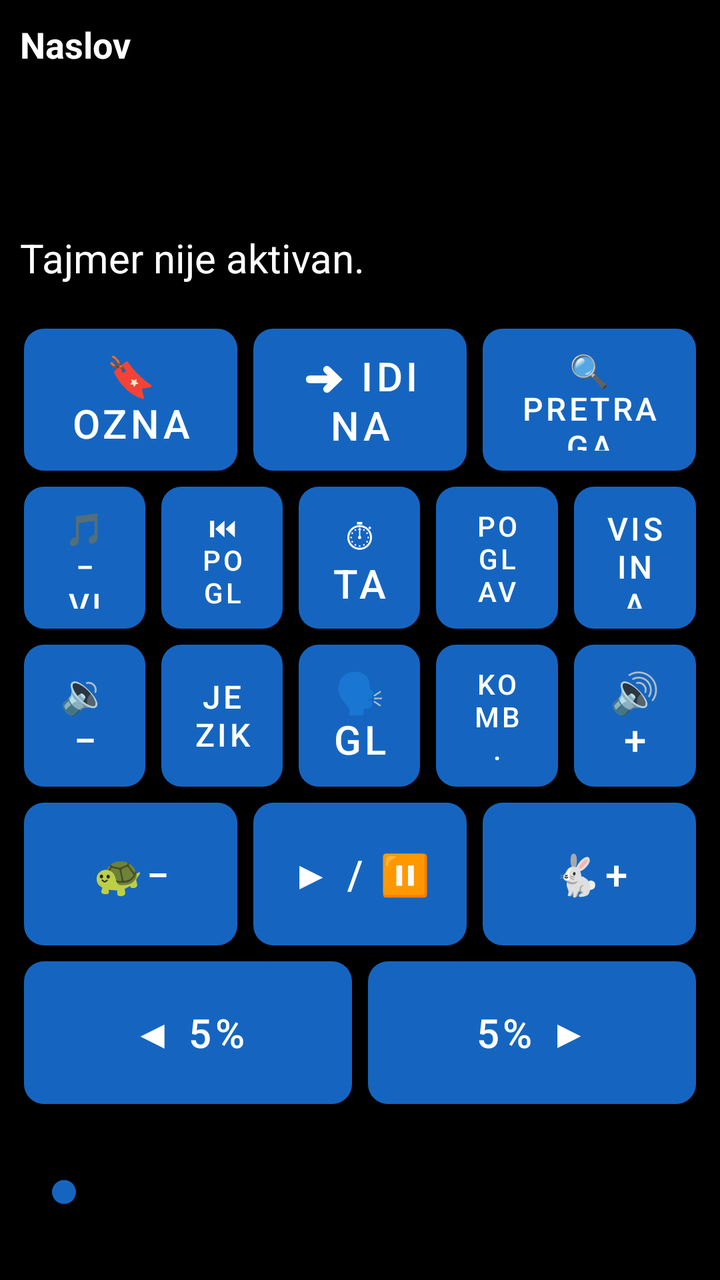
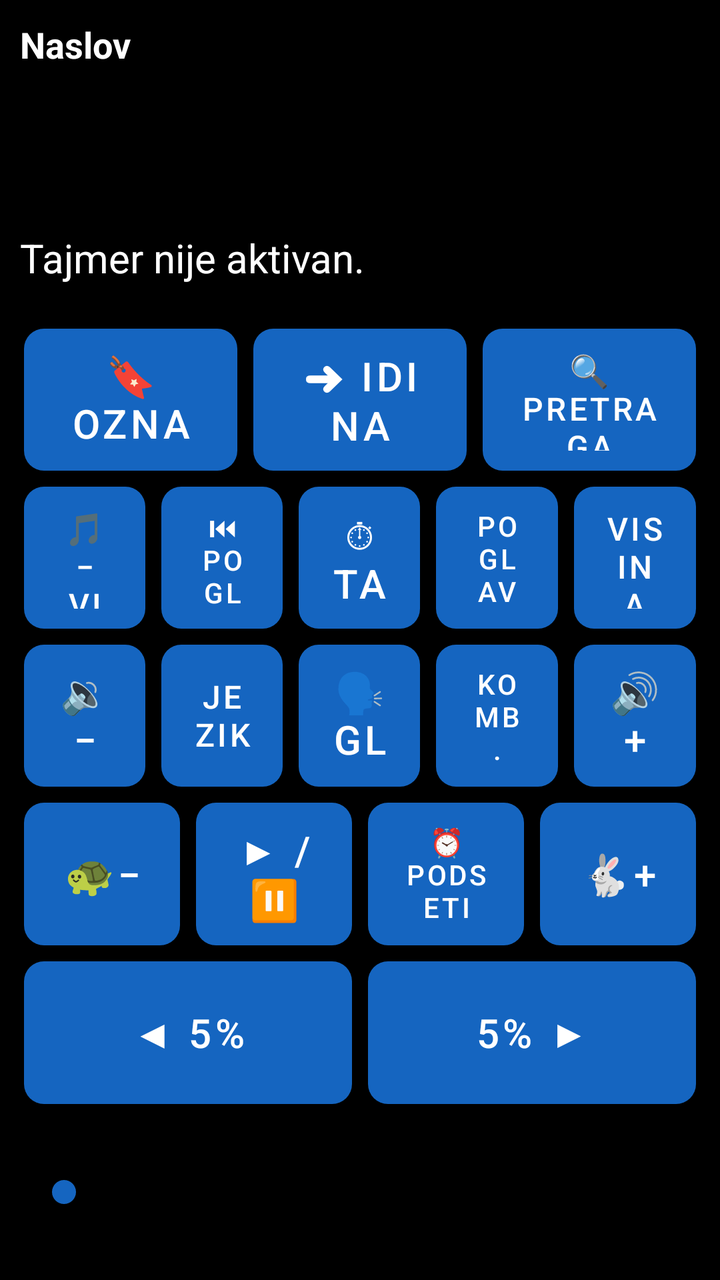

Before-and-after screenshots of an Android layout around one commit, followed by the original layout XML and the change that was made.
<!-- AndroidManifest.xml: application theme Theme.RecPoRec -->
<!-- res/layout/activity_reader.xml -->
<?xml version="1.0" encoding="utf-8"?>
<LinearLayout xmlns:android="http://schemas.android.com/apk/res/android"
    android:layout_width="match_parent"
    android:layout_height="match_parent"
    android:orientation="vertical"
    android:fitsSystemWindows="true"
    android:background="@color/background">

    
    <LinearLayout
        android:layout_width="match_parent"
        android:layout_height="wrap_content"
        android:orientation="vertical"
        android:padding="10dp">

        <TextView
            android:id="@+id/textDocTitle"
            android:layout_width="match_parent"
            android:layout_height="wrap_content"
            android:textSize="18sp"
            android:textStyle="bold"
            android:textColor="@color/text_primary"
            android:maxLines="1"
            android:ellipsize="end"
            android:text="Naslov" />

        <TextView
            android:id="@+id/textPages"
            android:layout_width="match_parent"
            android:layout_height="wrap_content"
            android:textSize="20sp"
            android:textColor="@color/text_primary"
            android:accessibilityLiveRegion="polite" />

        <TextView
            android:id="@+id/textElapsed"
            android:layout_width="match_parent"
            android:layout_height="wrap_content"
            android:textSize="20sp"
            android:textColor="@color/text_primary" />

        <TextView
            android:id="@+id/textRemaining"
            android:layout_width="match_parent"
            android:layout_height="wrap_content"
            android:textSize="20sp"
            android:textColor="@color/text_primary" />

        <TextView
            android:id="@+id/textTimerStatus"
            android:layout_width="match_parent"
            android:layout_height="wrap_content"
            android:textSize="20sp"
            android:textColor="@color/text_primary"
            android:text="Tajmer nije aktivan." />
    </LinearLayout>

    
    <LinearLayout
        android:layout_width="match_parent"
        android:layout_height="0dp"
        android:layout_weight="1"
        android:orientation="vertical"
        android:padding="8dp">

        
        <LinearLayout
            android:layout_width="match_parent"
            android:layout_height="0dp"
            android:layout_weight="1"
            android:orientation="horizontal">

            <Button android:id="@+id/btnBookmarks" style="@style/KeyButton"
                android:backgroundTint="@color/btn_goto_page"
                android:contentDescription="Oznake - dodaj, ukloni ili ukloni sve oznake u ovom dokumentu"
                android:text="🔖 Oznake" />

            <Button android:id="@+id/btnGoTo" style="@style/KeyButton"
                android:backgroundTint="@color/btn_goto_page"
                android:contentDescription="Idi na stranicu, minut ili oznaku"
                android:text="➜ Idi na" />

            <Button android:id="@+id/btnSearchText" style="@style/KeyButton"
                android:backgroundTint="@color/btn_goto_page"
                android:contentDescription="Pretraži tekst dokumenta"
                android:textSize="16sp"
                android:text="🔍 Pretraga" />
        </LinearLayout>

        
        <LinearLayout
            android:layout_width="match_parent"
            android:layout_height="0dp"
            android:layout_weight="1"
            android:orientation="horizontal">

            <Button android:id="@+id/btnPitchDown" style="@style/KeyButton"
                android:backgroundTint="@color/btn_pitch"
                android:contentDescription="Smanji visinu glasa"
                android:textSize="16sp"
                android:text="🎵− Visina" />

            <Button android:id="@+id/btnPrevChapter" style="@style/KeyButton"
                android:backgroundTint="@color/btn_chapter"
                android:contentDescription="@string/btn_prev_chapter"
                android:textSize="14sp"
                android:text="⏮ Poglavlje" />

            <Button android:id="@+id/btnTimer" style="@style/KeyButton"
                android:backgroundTint="@color/btn_timer"
                android:contentDescription="@string/btn_timer"
                android:text="⏱ Tajmer" />

            <Button android:id="@+id/btnNextChapter" style="@style/KeyButton"
                android:backgroundTint="@color/btn_chapter"
                android:contentDescription="@string/btn_next_chapter"
                android:textSize="14sp"
                android:text="Poglavlje ⏭" />

            <Button android:id="@+id/btnPitchUp" style="@style/KeyButton"
                android:backgroundTint="@color/btn_pitch"
                android:contentDescription="Povećaj visinu glasa"
                android:textSize="16sp"
                android:text="Visina 🎵+" />
        </LinearLayout>

        
        <LinearLayout
            android:layout_width="match_parent"
            android:layout_height="0dp"
            android:layout_weight="1"
            android:orientation="horizontal">

            <Button android:id="@+id/btnVolDown" style="@style/KeyButton"
                android:backgroundTint="@color/btn_volume"
                android:contentDescription="@string/btn_vol_down"
                android:text="🔉−" />

            <Button android:id="@+id/btnDocLanguage" style="@style/KeyButton"
                android:backgroundTint="@color/btn_goto_page"
                android:contentDescription="Jezik za ovaj dokument"
                android:textSize="16sp"
                android:text="Jezik" />

            <Button android:id="@+id/btnVoice" style="@style/KeyButton"
                android:backgroundTint="@color/btn_voice"
                android:contentDescription="@string/btn_voice"
                android:text="🗣 Glas" />

            <Button android:id="@+id/btnCombinedVoices" style="@style/KeyButton"
                android:backgroundTint="@color/btn_timer"
                android:contentDescription="Kombinovani glasovi za ovaj dokument"
                android:textSize="14sp"
                android:text="Komb. glasovi" />

            <Button android:id="@+id/btnVolUp" style="@style/KeyButton"
                android:backgroundTint="@color/btn_volume"
                android:contentDescription="@string/btn_vol_up"
                android:text="🔊+" />
        </LinearLayout>

        
        <LinearLayout
            android:layout_width="match_parent"
            android:layout_height="0dp"
            android:layout_weight="1"
            android:orientation="horizontal">

            <Button android:id="@+id/btnSpeedDown" style="@style/KeyButton"
                android:backgroundTint="@color/btn_speed"
                android:contentDescription="@string/btn_speed_down"
                android:text="🐢−" />

            <Button android:id="@+id/btnPlayPause" style="@style/KeyButton"
                android:backgroundTint="@color/btn_play"
                android:contentDescription="@string/btn_play_pause"
                android:text="▶ / ⏸" />

            <Button android:id="@+id/btnSpeedUp" style="@style/KeyButton"
                android:backgroundTint="@color/btn_speed"
                android:contentDescription="@string/btn_speed_up"
                android:text="🐇+" />
        </LinearLayout>

        
        <LinearLayout
            android:layout_width="match_parent"
            android:layout_height="0dp"
            android:layout_weight="1"
            android:orientation="horizontal">

            <Button android:id="@+id/btnStepBack" style="@style/KeyButton"
                android:layout_weight="2"
                android:backgroundTint="@color/btn_page_nav"
                android:contentDescription="@string/slider_back"
                android:text="◀ 5%" />

            <Button android:id="@+id/btnStepForward" style="@style/KeyButton"
                android:layout_weight="2"
                android:backgroundTint="@color/btn_page_nav"
                android:contentDescription="@string/slider_forward"
                android:text="5% ▶" />
        </LinearLayout>

    </LinearLayout>

    
    <SeekBar
        android:id="@+id/seekProgress"
        android:layout_width="match_parent"
        android:layout_height="56dp"
        android:layout_marginStart="16dp"
        android:layout_marginEnd="16dp"
        android:layout_marginTop="4dp"
        android:layout_marginBottom="16dp"
        android:contentDescription="@string/slider_position"
        android:max="100"
        android:progressTint="@color/btn_voice"
        android:thumbTint="@color/btn_voice" />

</LinearLayout>
<!-- resources referenced by this layout -->
<resources>
  <color name="background">#000000</color>
  <color name="btn_chapter">#2E7D32</color>
  <color name="btn_goto_page">#5D4037</color>
  <color name="btn_page_nav">#AD1457</color>
  <color name="btn_pitch">#283593</color>
  <color name="btn_play">#D84315</color>
  <color name="btn_speed">#00838F</color>
  <color name="btn_timer">#6A1B9A</color>
  <color name="btn_voice">#1565C0</color>
  <color name="btn_volume">#F9A825</color>
  <color name="text_primary">#FFFFFF</color>
  <string name="btn_next_chapter">Sledeće poglavlje</string>
  <string name="btn_play_pause">Pusti ili pauziraj čitanje</string>
  <string name="btn_prev_chapter">Prethodno poglavlje</string>
  <string name="btn_speed_down">Smanji brzinu čitanja</string>
  <string name="btn_speed_up">Povećaj brzinu čitanja</string>
  <string name="btn_timer">Tajmer za automatsku pauzu</string>
  <string name="btn_voice">Izbor glasa</string>
  <string name="btn_vol_down">Smanji jačinu zvuka</string>
  <string name="btn_vol_up">Pojačaj zvuk</string>
  <string name="slider_back">Pomeri pet posto unazad</string>
  <string name="slider_forward">Pomeri pet posto unapred</string>
  <string name="slider_position">Klizač za pomeranje kroz knjigu, pet posto po koraku</string>
  <style name="KeyButton">
          <item name="android:layout_width">0dp</item>
          <item name="android:layout_height">match_parent</item>
          <item name="android:layout_weight">1</item>
          <item name="android:layout_margin">4dp</item>
          <item name="android:textSize">20sp</item>
          <item name="android:textColor">@color/button_text</item>
          <item name="android:background">@drawable/key_button_shape</item>
          <item name="android:stateListAnimator">@null</item>
          <item name="android:elevation">0dp</item>
      </style>
  <style name="Theme.RecPoRec" parent="Theme.MaterialComponents.DayNight.NoActionBar">
          <item name="android:windowBackground">@color/background</item>
          <item name="android:textColorPrimary">@color/text_primary</item>
          <item name="colorPrimary">@color/btn_voice</item>
          <item name="colorOnPrimary">@color/button_text</item>
          <item name="alertDialogTheme">@style/RecPoRecAlertDialog</item>
          <item name="android:alertDialogTheme">@style/RecPoRecAlertDialog</item>
      </style>
  <color name="button_text">#FFFFFF</color>
  <!-- drawable key_button_shape (drawable) -->
  <?xml version="1.0" encoding="utf-8"?>
  <shape xmlns:android="http://schemas.android.com/apk/res/android"
      android:shape="rectangle">
      <corners android:radius="10dp" />
      <solid android:color="#FFFFFF" />
  </shape>
  <style name="RecPoRecAlertDialog" parent="Theme.AppCompat.DayNight.Dialog.Alert">
          <item name="android:windowBackground">@color/background</item>
          <item name="android:textColorPrimary">@color/text_primary</item>
          <item name="colorAccent">@color/btn_goto_page</item>
          <item name="android:textAppearanceMedium">@style/RecPoRecDialogText</item>
          <item name="android:textAppearanceListItem">@style/RecPoRecDialogText</item>
          <item name="android:textAppearanceListItemSmall">@style/RecPoRecDialogText</item>
          <item name="buttonBarPositiveButtonStyle">@style/RecPoRecDialogButton</item>
          <item name="buttonBarNegativeButtonStyle">@style/RecPoRecDialogButton</item>
          <item name="buttonBarNeutralButtonStyle">@style/RecPoRecDialogButton</item>
      </style>
  <style name="RecPoRecDialogText" parent="TextAppearance.AppCompat.Medium">
          <item name="android:textSize">20sp</item>
          <item name="android:textColor">@color/text_primary</item>
      </style>
  <style name="RecPoRecDialogButton" parent="Widget.AppCompat.Button.ButtonBar.AlertDialog">
          <item name="android:textSize">18sp</item>
          <item name="android:textColor">@color/btn_goto_page</item>
          <item name="android:textStyle">bold</item>
      </style>
</resources>

<!-- the commit's change to res/layout/activity_reader.xml (unified diff, before → after) -->
@@ -175,6 +175,12 @@
                 android:backgroundTint="@color/btn_play"
                 android:contentDescription="@string/btn_play_pause"
                 android:text="▶ / ⏸" />
+
+            <Button android:id="@+id/btnRemindMe" style="@style/KeyButton"
+                android:backgroundTint="@color/btn_timer"
+                android:contentDescription="Podseti me - vraća čitanje na ovo mesto posle izabranog broja minuta"
+                android:textSize="14sp"
+                android:text="⏰ Podseti" />
 
             <Button android:id="@+id/btnSpeedUp" style="@style/KeyButton"
                 android:backgroundTint="@color/btn_speed"
